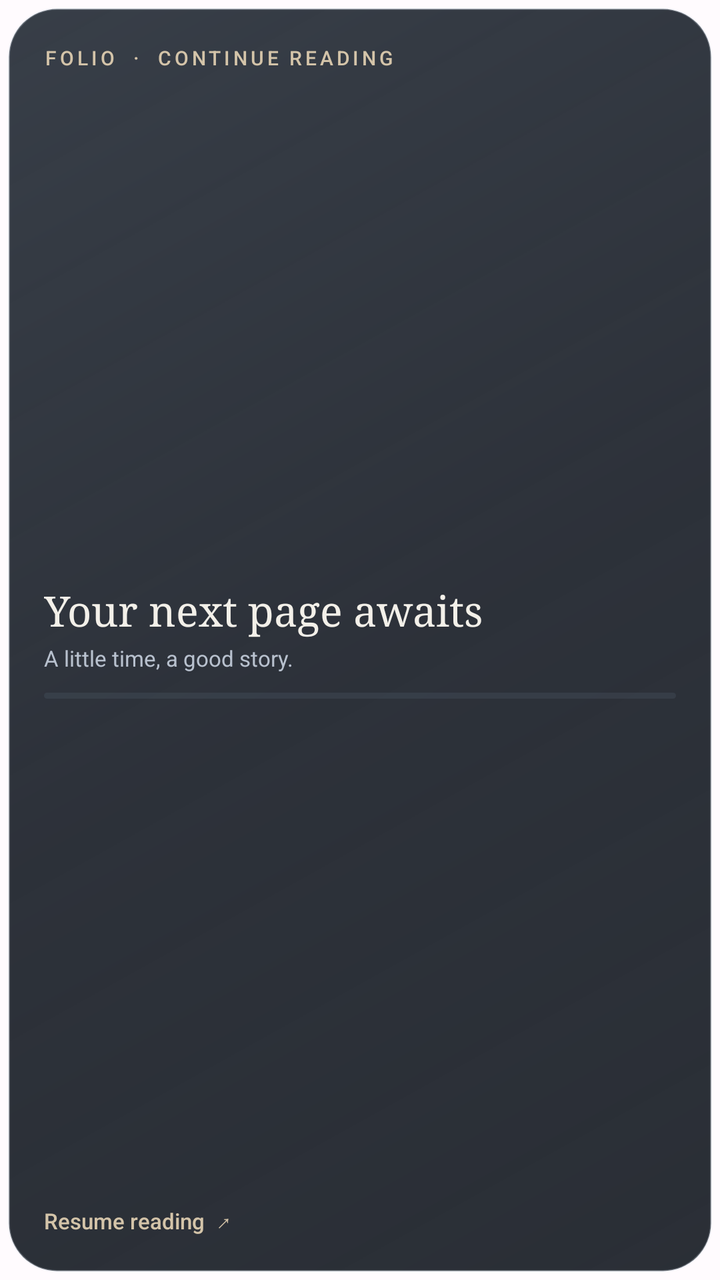
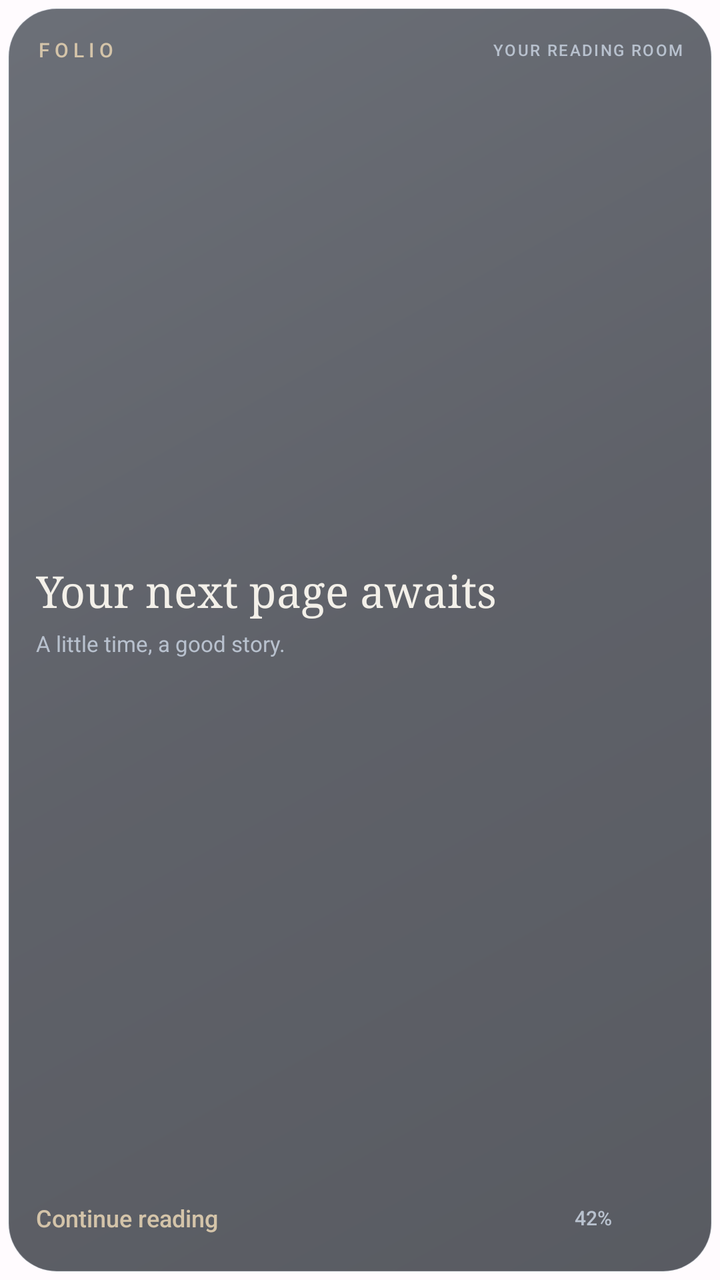

Screens rendered from an Android XML layout before and after an edit, with the pre-edit source and the edit as a unified diff.
<!-- AndroidManifest.xml: application theme Theme.Folio -->
<!-- res/layout/widget_continue_reading.xml -->
<FrameLayout xmlns:android="http://schemas.android.com/apk/res/android" android:id="@+id/widget_root" android:layout_width="match_parent" android:layout_height="match_parent" android:padding="4dp" android:background="@android:color/transparent">
    <ImageView android:id="@+id/widget_glass" android:layout_width="match_parent" android:layout_height="match_parent" android:background="@drawable/widget_glass_base" android:scaleType="fitXY" android:importantForAccessibility="no" />
    <LinearLayout android:layout_width="match_parent" android:layout_height="match_parent" android:padding="18dp" android:orientation="vertical">
        <TextView android:id="@+id/widget_eyebrow" android:layout_width="match_parent" android:layout_height="wrap_content" android:text="FOLIO  ·  CONTINUE READING" android:textSize="10sp" android:letterSpacing="0.16" android:textColor="#D4C4A9" android:fontFamily="sans-serif-medium" android:maxLines="1" />
        <LinearLayout android:layout_width="match_parent" android:layout_height="0dp" android:layout_weight="1" android:layout_marginTop="10dp" android:orientation="horizontal" android:gravity="center_vertical">
            <ImageView android:id="@+id/widget_cover" android:layout_width="60dp" android:layout_height="88dp" android:layout_marginEnd="16dp" android:scaleType="fitCenter" android:visibility="gone" android:importantForAccessibility="no" />
            <LinearLayout android:layout_width="0dp" android:layout_height="wrap_content" android:layout_weight="1" android:orientation="vertical">
                <TextView android:id="@+id/widget_title" android:layout_width="match_parent" android:layout_height="wrap_content" android:text="Your next page awaits" android:textColor="#F3F0E9" android:textSize="21sp" android:fontFamily="serif" android:maxLines="2" android:ellipsize="end" />
                <TextView android:id="@+id/widget_subtitle" android:layout_width="match_parent" android:layout_height="wrap_content" android:layout_marginTop="3dp" android:text="A little time, a good story." android:textColor="#B8C1CE" android:textSize="11sp" android:maxLines="1" android:ellipsize="end" />
                <ProgressBar android:id="@+id/widget_progress" style="?android:attr/progressBarStyleHorizontal" android:layout_width="match_parent" android:layout_height="3dp" android:layout_marginTop="10dp" android:progressDrawable="@drawable/widget_progress" android:max="100" android:progress="0" android:importantForAccessibility="no" />
            </LinearLayout>
        </LinearLayout>
        <TextView android:id="@+id/widget_action" android:layout_width="match_parent" android:layout_height="wrap_content" android:layout_marginTop="8dp" android:text="Resume reading  ↗" android:textSize="11sp" android:fontFamily="sans-serif-medium" android:textColor="#D4C4A9" android:maxLines="1" />
    </LinearLayout>
</FrameLayout>
<!-- resources referenced by this layout -->
<resources>
  <!-- drawable widget_glass_base (drawable) -->
  <shape xmlns:android="http://schemas.android.com/apk/res/android">
      <corners android:radius="24dp" />
      <gradient android:angle="315" android:startColor="#F22D343E" android:centerColor="#EB1B2029" android:endColor="#E512171F" />
      <stroke android:width="1dp" android:color="#45CFD9E6" />
  </shape>
  <!-- drawable widget_progress (drawable) -->
  <layer-list xmlns:android="http://schemas.android.com/apk/res/android">
      <item android:id="@android:id/background"><shape><corners android:radius="4dp" /><solid android:color="#256E8199" /></shape></item>
      <item android:id="@android:id/progress"><clip><shape><corners android:radius="4dp" /><gradient android:startColor="#A0C7D8" android:endColor="#E4CEAB" android:angle="0" /></shape></clip></item>
  </layer-list>
  <style name="Theme.Folio" parent="android:Theme.Material.NoActionBar">
          <item name="android:windowBackground">@color/background</item>
          <item name="android:statusBarColor">@android:color/transparent</item>
          <item name="android:navigationBarColor">@android:color/transparent</item>
          <item name="android:windowLightStatusBar">false</item>
      </style>
  <color name="background">#FFFBFE</color>
</resources>

<!-- the commit's change to res/layout/widget_continue_reading.xml (unified diff, before → after) -->
@@ -1,15 +1,46 @@
-<FrameLayout xmlns:android="http://schemas.android.com/apk/res/android" android:id="@+id/widget_root" android:layout_width="match_parent" android:layout_height="match_parent" android:padding="4dp" android:background="@android:color/transparent">
-    <ImageView android:id="@+id/widget_glass" android:layout_width="match_parent" android:layout_height="match_parent" android:background="@drawable/widget_glass_base" android:scaleType="fitXY" android:importantForAccessibility="no" />
-    <LinearLayout android:layout_width="match_parent" android:layout_height="match_parent" android:padding="18dp" android:orientation="vertical">
-        <TextView android:id="@+id/widget_eyebrow" android:layout_width="match_parent" android:layout_height="wrap_content" android:text="FOLIO  ·  CONTINUE READING" android:textSize="10sp" android:letterSpacing="0.16" android:textColor="#D4C4A9" android:fontFamily="sans-serif-medium" android:maxLines="1" />
-        <LinearLayout android:layout_width="match_parent" android:layout_height="0dp" android:layout_weight="1" android:layout_marginTop="10dp" android:orientation="horizontal" android:gravity="center_vertical">
-            <ImageView android:id="@+id/widget_cover" android:layout_width="60dp" android:layout_height="88dp" android:layout_marginEnd="16dp" android:scaleType="fitCenter" android:visibility="gone" android:importantForAccessibility="no" />
+<FrameLayout xmlns:android="http://schemas.android.com/apk/res/android"
+    android:id="@+id/widget_root" android:layout_width="match_parent" android:layout_height="match_parent"
+    android:padding="4dp" android:background="@android:color/transparent">
+    <ImageView android:id="@+id/widget_glass" android:layout_width="match_parent" android:layout_height="match_parent"
+        android:background="@drawable/widget_glass_base" android:scaleType="fitXY" android:importantForAccessibility="no" />
+    <LinearLayout android:layout_width="match_parent" android:layout_height="match_parent"
+        android:padding="14dp" android:orientation="vertical">
+        <LinearLayout android:layout_width="match_parent" android:layout_height="wrap_content"
+            android:orientation="horizontal" android:gravity="center_vertical">
+            <TextView android:id="@+id/widget_eyebrow" android:layout_width="0dp" android:layout_height="wrap_content"
+                android:layout_weight="1" android:text="FOLIO" android:textSize="10sp" android:letterSpacing="0.24"
+                android:textColor="#D4C4A9" android:fontFamily="sans-serif-medium" android:maxLines="1" />
+            <TextView android:id="@+id/widget_format" android:layout_width="wrap_content" android:layout_height="wrap_content"
+                android:text="YOUR READING ROOM" android:textSize="8sp" android:letterSpacing="0.1"
+                android:textColor="#B8C1CE" android:fontFamily="sans-serif-medium" android:maxLines="1" />
+        </LinearLayout>
+        <LinearLayout android:layout_width="match_parent" android:layout_height="0dp" android:layout_weight="1"
+            android:layout_marginTop="8dp" android:orientation="horizontal" android:gravity="center_vertical">
+            <ImageView android:id="@+id/widget_cover" android:layout_width="68dp" android:layout_height="92dp"
+                android:layout_marginEnd="14dp" android:scaleType="fitCenter" android:visibility="gone" android:importantForAccessibility="no" />
+            <ImageView android:id="@+id/widget_cover_compact" android:layout_width="42dp" android:layout_height="62dp"
+                android:layout_marginEnd="10dp" android:scaleType="fitCenter" android:visibility="gone" android:importantForAccessibility="no" />
             <LinearLayout android:layout_width="0dp" android:layout_height="wrap_content" android:layout_weight="1" android:orientation="vertical">
-                <TextView android:id="@+id/widget_title" android:layout_width="match_parent" android:layout_height="wrap_content" android:text="Your next page awaits" android:textColor="#F3F0E9" android:textSize="21sp" android:fontFamily="serif" android:maxLines="2" android:ellipsize="end" />
-                <TextView android:id="@+id/widget_subtitle" android:layout_width="match_parent" android:layout_height="wrap_content" android:layout_marginTop="3dp" android:text="A little time, a good story." android:textColor="#B8C1CE" android:textSize="11sp" android:maxLines="1" android:ellipsize="end" />
-                <ProgressBar android:id="@+id/widget_progress" style="?android:attr/progressBarStyleHorizontal" android:layout_width="match_parent" android:layout_height="3dp" android:layout_marginTop="10dp" android:progressDrawable="@drawable/widget_progress" android:max="100" android:progress="0" android:importantForAccessibility="no" />
+                <TextView android:id="@+id/widget_title" android:layout_width="match_parent" android:layout_height="wrap_content"
+                    android:text="Your next page awaits" android:textColor="#F3F0E9" android:textSize="22sp"
+                    android:fontFamily="serif" android:includeFontPadding="false" android:maxLines="2" android:ellipsize="end" />
+                <TextView android:id="@+id/widget_subtitle" android:layout_width="match_parent" android:layout_height="wrap_content"
+                    android:layout_marginTop="5dp" android:text="A little time, a good story." android:textColor="#B8C1CE"
+                    android:textSize="11sp" android:maxLines="1" android:ellipsize="end" />
+                <ImageView android:id="@+id/widget_progress" android:layout_width="match_parent" android:layout_height="6dp"
+                    android:layout_marginTop="9dp" android:scaleType="fitXY" android:importantForAccessibility="no" />
             </LinearLayout>
         </LinearLayout>
-        <TextView android:id="@+id/widget_action" android:layout_width="match_parent" android:layout_height="wrap_content" android:layout_marginTop="8dp" android:text="Resume reading  ↗" android:textSize="11sp" android:fontFamily="sans-serif-medium" android:textColor="#D4C4A9" android:maxLines="1" />
+        <LinearLayout android:layout_width="match_parent" android:layout_height="wrap_content" android:layout_marginTop="8dp"
+            android:orientation="horizontal" android:gravity="center_vertical">
+            <TextView android:id="@+id/widget_action" android:layout_width="0dp" android:layout_height="wrap_content"
+                android:layout_weight="1" android:text="Continue reading" android:textSize="12sp" android:fontFamily="sans-serif-medium"
+                android:textColor="#D4C4A9" android:maxLines="1" android:ellipsize="end" />
+            <TextView android:id="@+id/widget_progress_label" android:layout_width="wrap_content" android:layout_height="wrap_content"
+                android:layout_marginEnd="10dp" android:text="42%" android:textSize="10sp" android:fontFamily="sans-serif-medium"
+                android:textColor="#B8C1CE" android:maxLines="1" />
+            <ImageView android:id="@+id/widget_read_arrow" android:layout_width="26dp" android:layout_height="26dp"
+                android:scaleType="fitCenter" android:importantForAccessibility="no" />
+        </LinearLayout>
     </LinearLayout>
 </FrameLayout>
<!-- resource entries referenced after the edit -->
@@ -3,14 +3,9 @@
   <!-- drawable widget_glass_base (drawable) -->
   <shape xmlns:android="http://schemas.android.com/apk/res/android">
       <corners android:radius="24dp" />
-      <gradient android:angle="315" android:startColor="#F22D343E" android:centerColor="#EB1B2029" android:endColor="#E512171F" />
-      <stroke android:width="1dp" android:color="#45CFD9E6" />
+      <gradient android:angle="315" android:startColor="#B32D343E" android:centerColor="#B31B2029" android:endColor="#B312171F" />
+      <stroke android:width="0.75dp" android:color="#37CFD9E6" />
   </shape>
-  <!-- drawable widget_progress (drawable) -->
-  <layer-list xmlns:android="http://schemas.android.com/apk/res/android">
-      <item android:id="@android:id/background"><shape><corners android:radius="4dp" /><solid android:color="#256E8199" /></shape></item>
-      <item android:id="@android:id/progress"><clip><shape><corners android:radius="4dp" /><gradient android:startColor="#A0C7D8" android:endColor="#E4CEAB" android:angle="0" /></shape></clip></item>
-  </layer-list>
   <style name="Theme.Folio" parent="android:Theme.Material.NoActionBar">
           <item name="android:windowBackground">@color/background</item>
           <item name="android:statusBarColor">@android:color/transparent</item>
